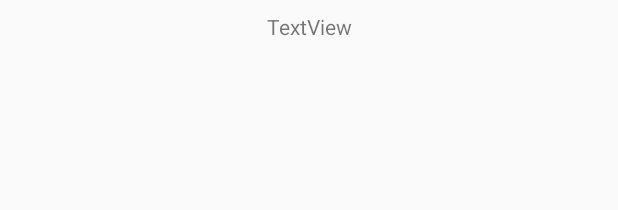
After one commit to kundank191/RecipieApp, an Android app: the layout recipe_row_item.xml on its own in the app's theme, with its tools: preview values and no code run, on a phone screen of 412 x 824 dp. The commit adds this screen. Shown: the top 210 px of the screen. Run offline under Robolectric (Android 15) with nearby library versions, the phone set to English and light mode, and no system bars.

Commit message:
feat : implement recipe adapter for main activity

```diff
--- /dev/null
+++ b/app/src/main/res/layout/recipe_row_item.xml
@@ -0,0 +1,22 @@
+<?xml version="1.0" encoding="utf-8"?>
+<android.support.constraint.ConstraintLayout
+    xmlns:android="http://schemas.android.com/apk/res/android"
+    xmlns:app="http://schemas.android.com/apk/res-auto"
+    xmlns:tools="http://schemas.android.com/tools"
+    android:layout_width="match_parent"
+    android:layout_height="wrap_content">
+
+    <TextView
+        android:id="@+id/recipeName"
+        android:layout_width="wrap_content"
+        android:layout_height="wrap_content"
+        android:layout_marginBottom="8dp"
+        android:layout_marginEnd="8dp"
+        android:layout_marginStart="8dp"
+        android:layout_marginTop="8dp"
+        tools:text="TextView"
+        app:layout_constraintBottom_toBottomOf="parent"
+        app:layout_constraintEnd_toEndOf="parent"
+        app:layout_constraintStart_toStartOf="parent"
+        app:layout_constraintTop_toTopOf="parent" />
+</android.support.constraint.ConstraintLayout>
```
Also changed, not shown: app/src/main/java/com/example/kunda/bakingapp/ui/list/MainActivity.java (+18 -0 lines), app/src/main/java/com/example/kunda/bakingapp/ui/list/RecipeAdapter.java (added, +67 -0 lines), app/src/main/res/layout/activity_main.xml (+4 -4 lines).
